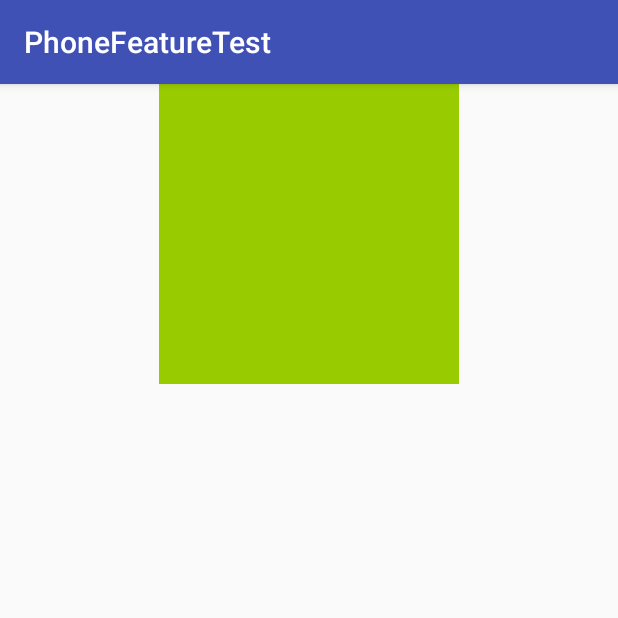
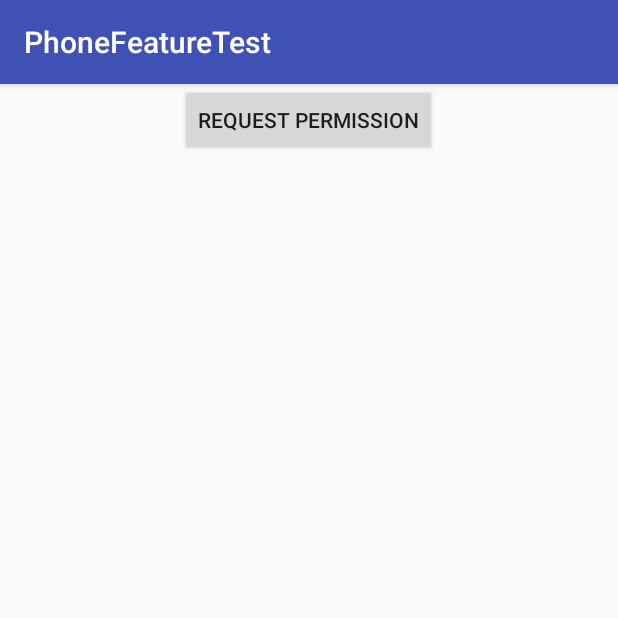
Before and after one commit to SummerRock/PhoneFeatureTest, an Android app: the screen it shows after launch (LottieTestActivity before the commit, PermissionTestActivity after it), after a tap on "Lottie", on a phone screen of 412 x 824 dp, the top half of it. Run offline under Robolectric (Android 15) with nearby library versions, the phone set to English and light mode, and no system bars; our stand-ins replace EventBus.

Commit message:
add code

```diff
--- a/app/src/main/AndroidManifest.xml
+++ b/app/src/main/AndroidManifest.xml
@@ -37,7 +37,7 @@
             android:theme="@style/FullscreenActivityThemeNoActionBar"
             android:windowSoftInputMode="stateAlwaysVisible" />
         <activity
-            android:name=".testactivity.LottieTestActivity"
+            android:name=".testactivity.PermissionTestActivity"
             android:launchMode="singleTop" />
         <activity
             android:name=".testactivity.RxJavaActivity"
--- a/app/src/main/java/com/example/yanxia/phonefeaturetest/MainActivity.java
+++ b/app/src/main/java/com/example/yanxia/phonefeaturetest/MainActivity.java
@@ -35,7 +35,7 @@ import com.example.yanxia.phonefeaturetest.testactivity.GpsTestActivity;
 import com.example.yanxia.phonefeaturetest.testactivity.HandlerThreadActivity;
 import com.example.yanxia.phonefeaturetest.testactivity.InputMethodTestActivity;
 import com.example.yanxia.phonefeaturetest.testactivity.JavaQueueActivity;
-import com.example.yanxia.phonefeaturetest.testactivity.LottieTestActivity;
+import com.example.yanxia.phonefeaturetest.testactivity.PermissionTestActivity;
 import com.example.yanxia.phonefeaturetest.testactivity.PeopleEditActivity;
 import com.example.yanxia.phonefeaturetest.testactivity.ProgressBarTestActivity;
 import com.example.yanxia.phonefeaturetest.testactivity.RemoteDemoActivity;
@@ -120,7 +120,7 @@ public class MainActivity extends AppCompatActivity implements CustomDialogFragm
         testItemList.add(new TestItem(Constant.TEST_INPUT_METHOD, R.drawable.ic_lock_24dp, null));
         testItemList.add(new TestItem(Constant.TEST_RX_JAVA, R.drawable.ic_lock_24dp, RxJavaActivity.class));
         testItemList.add(new TestItem(Constant.TEST_SCRATCH, R.drawable.ic_lock_24dp, TouchTestActivity.class));
-        testItemList.add(new TestItem(Constant.TEST_LOTTIE, R.drawable.ic_lock_24dp, LottieTestActivity.class));
+        testItemList.add(new TestItem(Constant.TEST_LOTTIE, R.drawable.ic_lock_24dp, PermissionTestActivity.class));
         testItemList.add(new TestItem(Constant.TEST_DIALOG, R.drawable.ic_lock_24dp, DialogStyleActivity.class));
         testItemList.add(new TestItem(Constant.TEST_HANDLER_THREAD, R.drawable.ic_lock_24dp, HandlerThreadActivity.class));
         testItemList.add(new TestItem(Constant.TEST_COLOR_MATRIX, R.drawable.ic_lock_24dp, ColorMatrixTestActivity.class));
--- a/app/src/main/java/com/example/yanxia/phonefeaturetest/testactivity/LottieTestActivity.java
+++ /dev/null
@@ -1,18 +0,0 @@
-package com.example.yanxia.phonefeaturetest.testactivity;
-
-import android.os.Bundle;
-import android.support.v7.app.AppCompatActivity;
-
-import com.airbnb.lottie.LottieAnimationView;
-import com.example.yanxia.phonefeaturetest.R;
-
-public class LottieTestActivity extends AppCompatActivity {
-
-    private static final String TAG = "Lottie_debug";
-
-    @Override
-    protected void onCreate(Bundle savedInstanceState) {
-        super.onCreate(savedInstanceState);
-        setContentView(R.layout.activity_lottie_test);
-    }
-}
--- /dev/null
+++ b/app/src/main/java/com/example/yanxia/phonefeaturetest/testactivity/PermissionTestActivity.java
@@ -0,0 +1,27 @@
+package com.example.yanxia.phonefeaturetest.testactivity;
+
+import android.os.Bundle;
+import android.support.v7.app.AppCompatActivity;
+import android.view.View;
+import android.widget.Button;
+
+import com.example.yanxia.phonefeaturetest.R;
+import com.example.yanxia.phonefeaturetest.utils.PermissionUtils;
+
+public class PermissionTestActivity extends AppCompatActivity {
+
+    private static final String TAG = "Lottie_debug";
+
+    @Override
+    protected void onCreate(Bundle savedInstanceState) {
+        super.onCreate(savedInstanceState);
+        setContentView(R.layout.activity_permission_test);
+        Button button = findViewById(R.id.permission_button);
+        button.setOnClickListener(new View.OnClickListener() {
+            @Override
+            public void onClick(View v) {
+                PermissionUtils.verifyStoragePermissions(PermissionTestActivity.this);
+            }
+        });
+    }
+}
--- a/app/src/main/res/layout/activity_lottie_test.xml
+++ b/app/src/main/res/layout/activity_permission_test.xml
@@ -4,11 +4,11 @@
     android:layout_width="match_parent"
     android:layout_height="match_parent"
     android:gravity="center_horizontal"
-    tools:context=".testactivity.LottieTestActivity">
+    tools:context=".testactivity.PermissionTestActivity">
 
-    <com.airbnb.lottie.LottieAnimationView
-        android:id="@+id/test_lottie_1"
-        android:layout_width="200dp"
-        android:layout_height="200dp"
-        android:background="@android:color/holo_green_light" />
+    <Button
+        android:id="@+id/permission_button"
+        android:layout_width="wrap_content"
+        android:layout_height="wrap_content"
+        android:text="Request Permission" />
 </LinearLayout>
```
Also changed, not shown: app/src/main/java/com/example/yanxia/phonefeaturetest/utils/PermissionUtils.java (added, +31 -0 lines).
